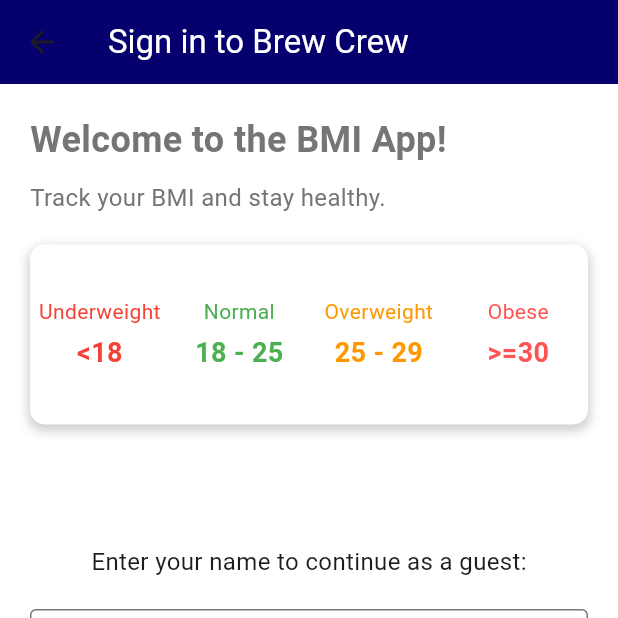
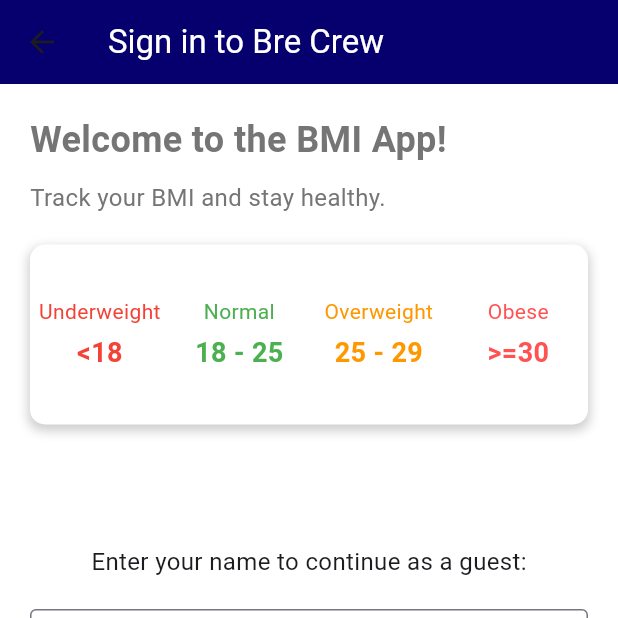
Before and after one commit to MaryamMansour/bmi, a Flutter app: the screen it shows after launch, on a phone screen of 412 x 824 dp, the top half of it. Run offline on Flutter 3.47's test engine with Material 3 defaults, Android fonts, the phone set to English and light mode, and no system bars; our stand-ins replace firebase_auth, firebase_core, flutter_screenutil; accounts and stored records are empty.

Commit message:
fake push

```diff
--- a/lib/features/auth/ui/pages/login.dart
+++ b/lib/features/auth/ui/pages/login.dart
@@ -16,12 +16,13 @@ class _SignInState extends State<SignIn> {
   @override
   Widget build(BuildContext context) {
     return Scaffold(
+
       backgroundColor: Colors.white,
       appBar: AppBar(
         backgroundColor: ColorsManager.mainBlue,
         elevation: 0.0,
         title: Text(
-          'Sign in to Brew Crew',
+          'Sign in to Bre Crew',
           style: TextStyle(color: Colors.white),
         ),
       ),
```
Also changed, not shown: firebase.json (added), lib/firebase_options.dart (added), 1 other file.
